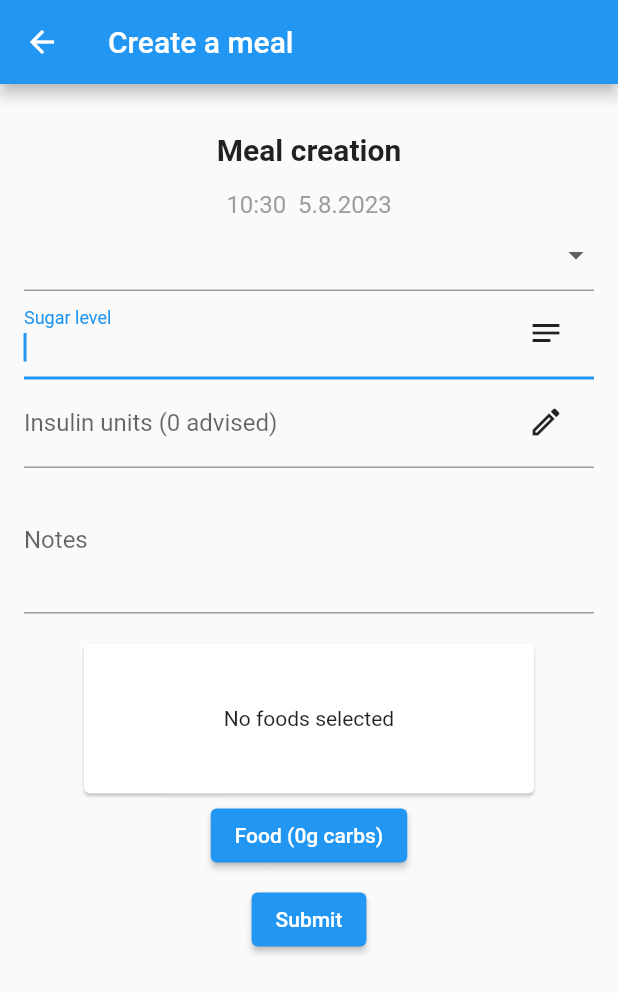
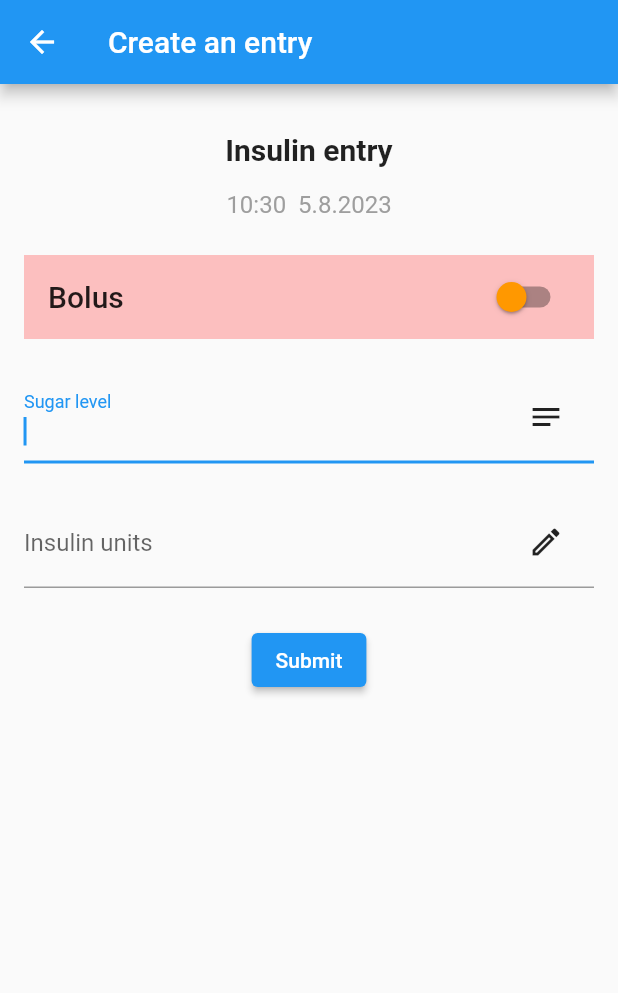
Before and after one commit to jfletcher20/sugar_tracker, a Flutter app: the screen it shows after launch, item 3 of the bottom bar chosen, after a tap on the "add" icon, on a phone screen of 412 x 824 dp. Shown: the top 993 px of the screen. Run offline on Flutter 3.47's test engine with Material 2 defaults, Android fonts, the light colour scheme and no system bars; our stand-ins replace image_picker, share_plus, shared_preferences, sqflite; accounts and stored records are empty.

Commit message:
Adding insulin with sugar now works.

```diff
--- a/lib/data/api/u_db.dart
+++ b/lib/data/api/u_db.dart
@@ -233,10 +233,9 @@ class DB {
         "notes": "A couple oranges",
         "category": 4,
       });
-    });
 
       // insert 8 insulins with database.insert and random units
-    db.insert("insulin", {
+      database.insert("insulin", {
         "name": "Humalog",
         "date": "2021-10-01 12:00:00",
         "units": 5,
@@ -244,7 +243,7 @@ class DB {
         "notes": "before lunch",
       });
 
-    db.insert("insulin", {
+      database.insert("insulin", {
         "name": "Humalog",
         "date": "2021-10-01 18:00:00",
         "units": 10,
@@ -252,7 +251,7 @@ class DB {
         "notes": "before dinner",
       });
 
-    db.insert("insulin", {
+      database.insert("insulin", {
         "name": "Humalog",
         "date": "2021-10-02 12:00:00",
         "units": 15,
@@ -260,7 +259,7 @@ class DB {
         "notes": "before lunch",
       });
 
-    db.insert("insulin", {
+      database.insert("insulin", {
         "name": "Humalog",
         "date": "2021-10-01 12:00:00",
         "units": 5,
@@ -268,7 +267,7 @@ class DB {
         "notes": "before lunch",
       });
 
-    db.insert("insulin", {
+      database.insert("insulin", {
         "name": "Humalog",
         "date": "2021-10-01 18:00:00",
         "units": 10,
@@ -276,7 +275,7 @@ class DB {
         "notes": "before dinner",
       });
 
-    db.insert("insulin", {
+      database.insert("insulin", {
         "name": "Humalog",
         "date": "2021-10-02 12:00:00",
         "units": 15,
@@ -284,7 +283,7 @@ class DB {
         "notes": "before lunch",
       });
 
-    db.insert("insulin", {
+      database.insert("insulin", {
         "name": "Humalog",
         "date": "2021-10-01 18:00:00",
         "units": 10,
@@ -292,12 +291,13 @@ class DB {
         "notes": "before dinner",
       });
 
-    db.insert("insulin", {
+      database.insert("insulin", {
         "name": "Humalog",
         "date": "2021-10-02 12:00:00",
         "units": 15,
         "insulin_category": 0,
         "notes": "before lunch",
+      });
     });
   }
 
--- a/lib/data/models/m_insulin.dart
+++ b/lib/data/models/m_insulin.dart
@@ -24,7 +24,7 @@ class Insulin {
 
   String get date {
     DateTime date = datetime ?? DateTime.now();
-    return "${date.day}.${date.month}.${date.year}";
+    return "${date.day}.${date.month}.'${date.year.toString().substring(2)}";
   }
 
   String get time {
--- a/lib/presentation/routes/w_insulin_history.dart
+++ b/lib/presentation/routes/w_insulin_history.dart
@@ -63,15 +63,10 @@ class _InsulinHistoryWidgetState extends State<InsulinHistoryWidget> {
     return Positioned(
       right: 0,
       child: InkWell(
-        child: categoryStrip(insulin.category),
+        child: categoryStrip(insulin),
         onTap: () async {
           bool? result = await showModalBottomSheet(
-            shape: const RoundedRectangleBorder(
-              borderRadius: BorderRadius.only(
-                topLeft: Radius.circular(32),
-                topRight: Radius.circular(32),
-              ),
-            ),
+            shape: _modalDecoration,
             showDragHandle: true,
             context: context,
             builder: (context) => SizedBox(
@@ -202,7 +197,7 @@ class _InsulinHistoryWidgetState extends State<InsulinHistoryWidget> {
           MaterialPageRoute(
             builder: (context) => Scaffold(
               appBar: AppBar(title: const Text("Insulin from template")),
-              // body: InsulinFormWidget(insulin: insulin, useAsTemplate: true),
+              body: InsulinFormWidget(insulin: insulin, useAsTemplate: true),
             ),
           ),
         );
@@ -233,16 +228,53 @@ class _InsulinHistoryWidgetState extends State<InsulinHistoryWidget> {
     );
   }
 
-  Widget categoryStrip(InsulinCategory category) {
-    return Container(
-      width: 48,
-      height: 16,
-      decoration: BoxDecoration(
-        color: insulinCategoryColor(category),
-        borderRadius: const BorderRadius.only(
-          topRight: Radius.circular(16),
-          bottomLeft: Radius.circular(16),
+  Widget categoryStrip(Insulin insulin) {
+    return FutureBuilder(
+      builder: (context, snapshot) => Container(
+        width: 48,
+        height: 32,
+        decoration: BoxDecoration(
+          gradient: _gradient(categoryColor(snapshot.data)),
+          borderRadius: _categoryBorder,
         ),
+        child: snapshot.data is MealCategory
+            ? Icon(mealCategoryIcon(snapshot.data as MealCategory))
+            : null,
+      ),
+      future: () async {
+        Meal meal = await MealAPI.selectByInsulinId(insulin);
+        return meal.category;
+      }(),
+      initialData: null,
+    );
+  }
+
+  LinearGradient _gradient(Color color) {
+    return LinearGradient(
+      begin: Alignment.centerRight,
+      end: Alignment.bottomLeft,
+      colors: [color.withOpacity(0.5), color],
+    );
+  }
+
+  Color categoryColor(dynamic category) {
+    if (category is InsulinCategory) return insulinCategoryColor(category);
+    if (category is MealCategory) return mealCategoryColor(category);
+    return Colors.transparent;
+  }
+
+  BorderRadius get _categoryBorder {
+    return const BorderRadius.only(
+      topRight: Radius.circular(8),
+      bottomLeft: Radius.circular(32),
+    );
+  }
+
+  RoundedRectangleBorder get _modalDecoration {
+    return const RoundedRectangleBorder(
+      borderRadius: BorderRadius.only(
+        topLeft: Radius.circular(32),
+        topRight: Radius.circular(32),
       ),
     );
   }
--- a/lib/presentation/w_homepage.dart
+++ b/lib/presentation/w_homepage.dart
@@ -13,6 +13,7 @@ import 'package:sugar_tracker/presentation/routes/w_insulin_history.dart';
 import 'package:sugar_tracker/presentation/routes/w_meal_history.dart';
 import 'package:sugar_tracker/presentation/routes/w_sugar_history.dart';
 import 'package:sugar_tracker/presentation/widgets/food/w_food_form.dart';
+import 'package:sugar_tracker/presentation/widgets/insulin/w_insulin_form.dart';
 import 'package:sugar_tracker/presentation/widgets/meal/w_meal_form.dart';
 import 'package:sugar_tracker/presentation/widgets/w_table_editor.dart';
 import 'package:flutter/material.dart';
@@ -33,7 +34,6 @@ class _HomepageState extends State<Homepage> {
       appBar: AppBar(title: const Text("Sugar Tracker"), actions: [
         _createMealButton(),
         _createFoodItemButton(),
-        _tableEditorButton(),
         _profileButton(),
       ]),
       body: SingleChildScrollView(
@@ -51,10 +51,11 @@ class _HomepageState extends State<Homepage> {
           context,
           MaterialPageRoute(
             builder: (context) => Scaffold(
-              appBar: AppBar(title: const Text("Create a meal")),
-              body: MealFormWidget(
-                meal: Meal(sugarLevel: Sugar(), insulin: Insulin(), food: <Food>[]),
-              ),
+              appBar: AppBar(title: const Text("Create an entry")),
+              body: child is MealHistoryWidget
+                  ? MealFormWidget(
+                      meal: Meal(sugarLevel: Sugar(), insulin: Insulin(), food: <Food>[]))
+                  : InsulinFormWidget(insulin: Insulin()),
             ),
           ),
         );
@@ -112,7 +113,9 @@ class _HomepageState extends State<Homepage> {
         showDialog(
           context: context,
           builder: (context) => AlertDialog(
-            title: const Text("Profile"),
+            title: Row(
+                mainAxisAlignment: MainAxisAlignment.spaceBetween,
+                children: [const Text("Profile"), _tableEditorButton()]),
             content: SingleChildScrollView(
               child: Column(
                 mainAxisSize: MainAxisSize.min,
--- a/lib/presentation/widgets/insulin/w_insulin_data.dart
+++ b/lib/presentation/widgets/insulin/w_insulin_data.dart
@@ -93,11 +93,8 @@ class _InsulinDataWidgetState extends State<InsulinDataWidget> {
   TextSpan category(BuildContext context) {
     return TextSpan(
       text: "${widget.insulin.name}"
-          " (${InsulinCategory.values[widget.insulin.category.index].name.toUpperCase()})",
-      style: Theme.of(context)
-          .textTheme
-          .titleLarge
-          ?.copyWith(fontWeight: FontWeight.bold, color: Colors.white),
+          " ${widget.insulin.date}",
+      style: Theme.of(context).textTheme.titleLarge?.copyWith(color: Colors.white),
     );
   }
 
--- a/lib/presentation/widgets/insulin/w_insulin_form.dart
+++ b/lib/presentation/widgets/insulin/w_insulin_form.dart
@@ -22,7 +22,6 @@ class _InsulinFormWidgetState extends State<InsulinFormWidget> {
   // text controllers for each text field
   late final TextEditingController _sugarLevelController;
   late final TextEditingController _insulinController;
-  late final TextEditingController _notesController;
   late Insulin insulin;
   Sugar sugarLevel = Sugar();
 
@@ -38,7 +37,6 @@ class _InsulinFormWidgetState extends State<InsulinFormWidget> {
     _insulinController =
         TextEditingController(text: insulin.units > 0 ? insulin.units.toString() : "");
     _sugarLevelController = TextEditingController();
-    _notesController = TextEditingController(text: insulin.notes);
     if (widget.useAsTemplate) {
       sugarLevel.id = -1;
       insulin.id = -1;
@@ -48,7 +46,11 @@ class _InsulinFormWidgetState extends State<InsulinFormWidget> {
   void initSugarLevel() async {
     List<Sugar> sugarLevels = await SugarAPI.selectAll();
     if (sugarLevels.isNotEmpty) {
-      sugarLevel = sugarLevels.firstWhere((s) => s.datetime == insulin.datetime);
+      try {
+        sugarLevel = sugarLevels.firstWhere((s) => s.datetime == insulin.datetime);
+      } catch (e) {
+        sugarLevel = Sugar(notes: "");
+      }
     } else {
       sugarLevel = Sugar(notes: "");
     }
@@ -67,11 +69,8 @@ class _InsulinFormWidgetState extends State<InsulinFormWidget> {
           child: Column(
             children: [
               title(),
-              DateTimeSelectorWidget(
-                key: dateTimeSelectorKey,
-                initialDateTime: insulin.datetime,
-              ),
-              const SizedBox(height: 16),
+              DateTimeSelectorWidget(key: dateTimeSelectorKey, initialDateTime: insulin.datetime),
+              const SizedBox(height: 24),
               FutureBuilder(
                 future: loadInsulinData(),
                 builder: (context, snapshot) {
@@ -81,11 +80,11 @@ class _InsulinFormWidgetState extends State<InsulinFormWidget> {
                   return _insulinCategorySwitchTile(insulin.category);
                 },
               ),
-              const SizedBox(height: 16),
+              const SizedBox(height: 24),
               _sugarLevelInput(),
+              const SizedBox(height: 24),
               _insulinInput(),
-              _notesInput(),
-              const SizedBox(height: 16),
+              const SizedBox(height: 24),
               _submitInsulinButton(),
             ],
           ),
@@ -105,7 +104,7 @@ class _InsulinFormWidgetState extends State<InsulinFormWidget> {
   }
 
   Future<InsulinCategory> loadInsulinData() async {
-    if (insulin.id != -1 || !widget.useAsTemplate) {
+    if (insulin.id != -1 || widget.useAsTemplate) {
       return insulin.category;
     }
     List<Insulin> insulinData = await InsulinAPI.selectAll();
@@ -198,6 +197,7 @@ class _InsulinFormWidgetState extends State<InsulinFormWidget> {
     if (sugarLevel.sugar > 0) {
       int sugarId = sugarLevel.id;
       if (widget.useAsTemplate || sugarId == -1) {
+        sugarLevel.id = -1;
         sugarId = await SugarAPI.insert(sugarLevel);
       } else {
         await SugarAPI.update(sugarLevel);
@@ -284,17 +284,6 @@ class _InsulinFormWidgetState extends State<InsulinFormWidget> {
       await InsulinAPI.update(insulin);
     }
     return insulinId;
-  }
-
-  TextFormField _notesInput() {
-    return TextFormField(
-      decoration: const InputDecoration(labelText: "Notes"),
-      controller: _notesController,
-      maxLines: 3,
-      onChanged: (value) {
-        insulin.notes = value;
-      },
-    );
   }
 
   Widget _sugarLevelInput() {
```
Also changed, not shown: lib/data/api/u_api_meal.dart (+10 -2 lines), lib/data/models/m_meal.dart (+12 -1 lines), lib/presentation/widgets/meal/w_meal_form.dart (+10 -10 lines). Lines whose indentation alone changed are shown as unchanged.
